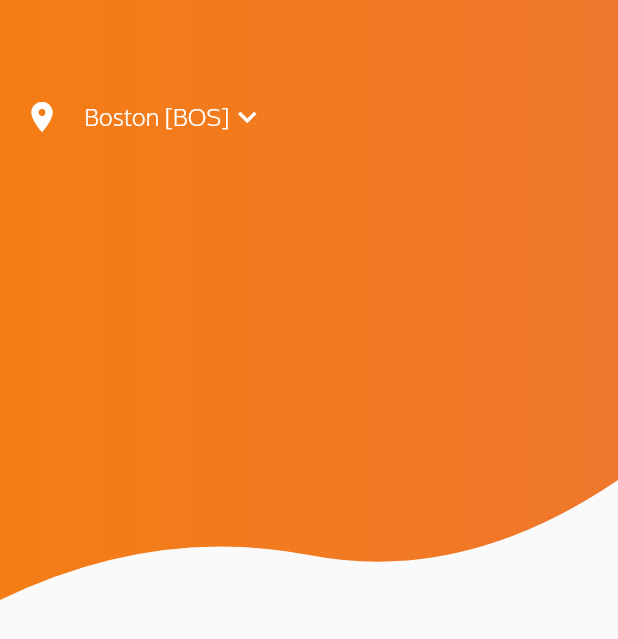
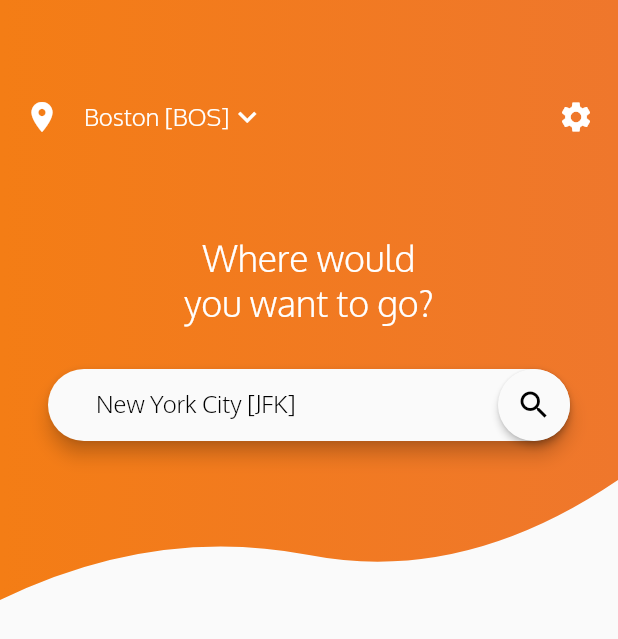
Before and after one commit to ajay1706/Flight-UI, a Flutter app: the screen it shows after launch, on a phone screen of 412 x 824 dp. Shown: the top 639 px of the screen. Run offline on Flutter 3.47's test engine with Material 2 defaults, Android fonts, the phone set to English and light mode, and no system bars.

Commit message:
adding search bar

```diff
--- a/flight_app/lib/main.dart
+++ b/flight_app/lib/main.dart
@@ -98,11 +98,42 @@ PopupMenuItem(
 
 
 ]
-  )
+  ),
+  Spacer(),
+  Icon(Icons.settings,color: Colors.white,)
+
 
     ],
   ),
-)
+),
+SizedBox(height: 50,),
+Text("Where would\nyou want to go?",style:TextStyle(fontSize: 24,color:Colors.white,),textAlign: TextAlign.center,),
+SizedBox(
+height: 30,
+),
+Padding(
+  padding: EdgeInsets.symmetric(horizontal: 32),
+  child: Material(
+    elevation: 5.0,
+   borderRadius: BorderRadius.all(Radius.circular(30)),
+   child: TextField(
+     controller: TextEditingController(text: locations[1]),
+     style:dropdownMenuItemStyle ,
+
+     cursorColor: appTheme.primaryColor,
+
+     decoration: InputDecoration(
+       contentPadding: EdgeInsets.symmetric(horizontal:32,vertical: 13 ),
+       suffixIcon: Material(
+         elevation: 2.0,
+         borderRadius: BorderRadius.all(Radius.circular(30.0)),
+         child: Icon(Icons.search,color: Colors.black,),
+       ),
+       border: InputBorder.none
+     ),
+   ),
+  ),)
+
 
            ],
          ),
```
